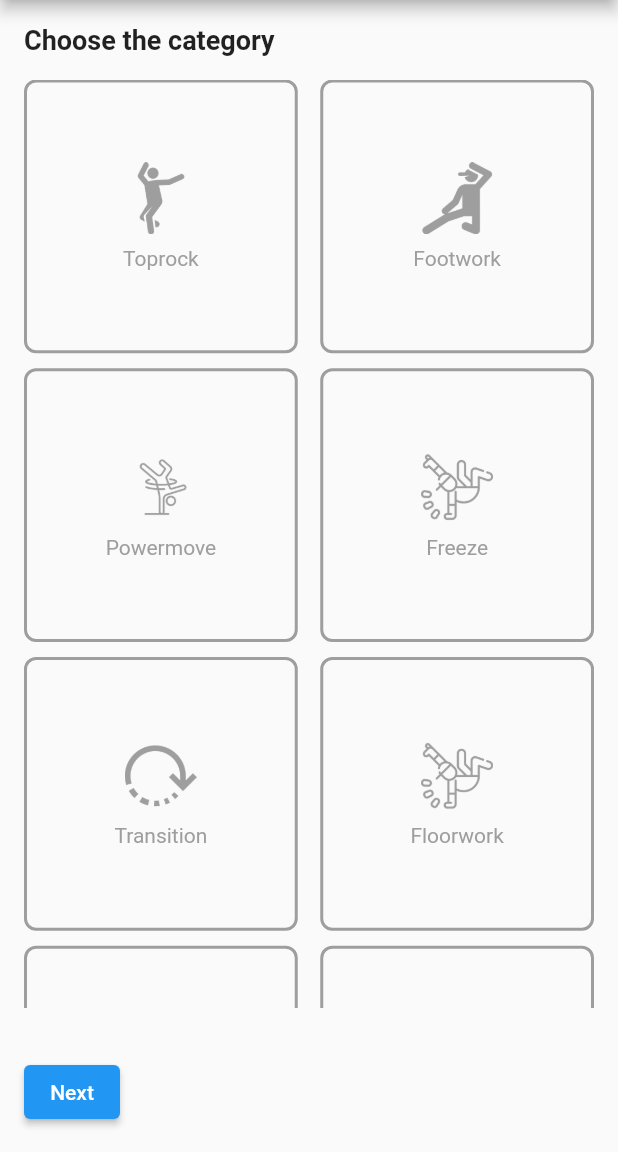
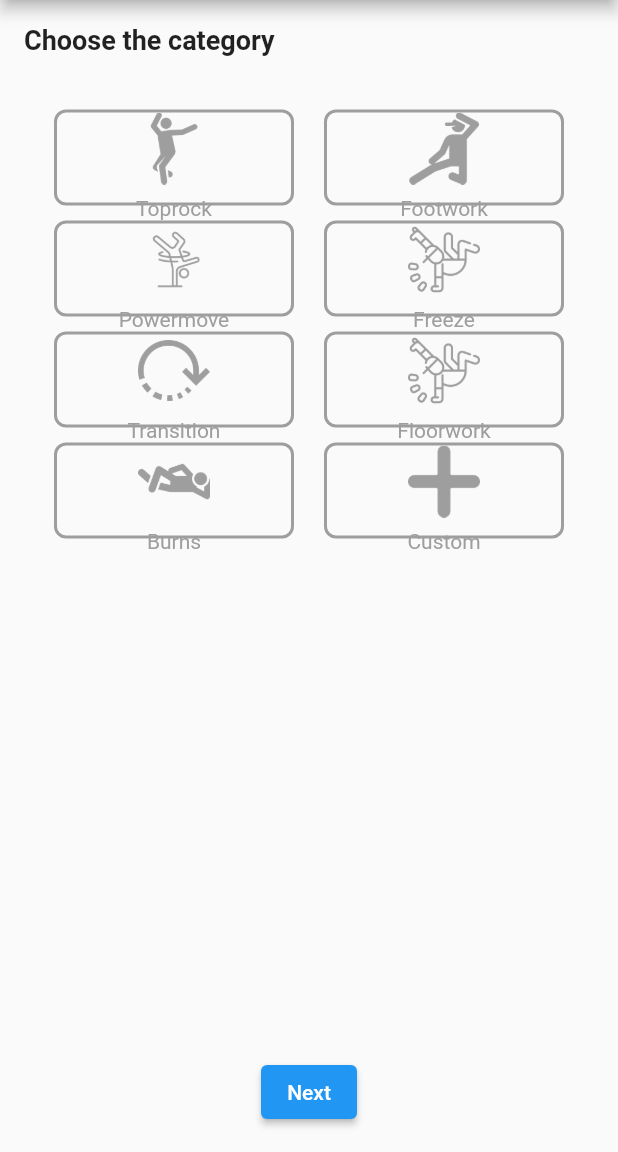
Before and after one commit to trungtran9/Flutter-Breaking-Note, a Flutter app: the screen it shows after launch, after a tap on the "add" icon, on a phone screen of 412 x 824 dp, the part 84-1236 px from its top. Run offline on Flutter 3.47's test engine with Material 2 defaults, Android fonts, the phone set to English and light mode, and no system bars; our stand-ins replace firebase_core, image_picker, shared_preferences, video_player; accounts and stored records are empty.

Commit message:
adjust move form layout

```diff
--- a/lib/main.dart
+++ b/lib/main.dart
@@ -9,10 +9,12 @@ Future<void> main() async {
   await Firebase.initializeApp(
     options: DefaultFirebaseOptions.currentPlatform,
   );
-  runApp(MyApp());
+  runApp(const MyApp());
 }
 
 class MyApp extends StatelessWidget {
+  const MyApp({super.key});
+
   @override
   Widget build(BuildContext context) {
     return MaterialApp(
@@ -26,6 +28,8 @@ class MyApp extends StatelessWidget {
 }
 
 class MainScreen extends StatefulWidget {
+  const MainScreen({super.key});
+
   @override
   _MainScreenState createState() => _MainScreenState();
 }
--- /dev/null
+++ b/lib/screens/move_category.dart
@@ -0,0 +1,104 @@
+import 'package:flutter/material.dart';
+
+class CategoryStep extends StatelessWidget {
+  final List<MoveCategory> categories;
+  final String selectedCategory;
+  final ValueChanged<String> onChanged;
+
+  CategoryStep({
+    required this.categories,
+    required this.selectedCategory,
+    required this.onChanged,
+  });
+
+  @override
+  Widget build(BuildContext context) {
+    final screenWidth = MediaQuery.of(context).size.width;
+    final screenHeight = MediaQuery.of(context).size.height;
+
+    final gridItemWidth = screenWidth / 2;
+
+    double aspectRatio = screenHeight / screenWidth;
+    return StepPage(
+      title: 'Choose the category',
+      child: GridView.builder(
+        primary: false,
+        padding: const EdgeInsets.all(20),
+        gridDelegate: const SliverGridDelegateWithFixedCrossAxisCount(
+            crossAxisCount: 2,
+            crossAxisSpacing: 20,
+            mainAxisSpacing: 10,
+            childAspectRatio: (1 / .4)),
+        itemCount: categories.length,
+        itemBuilder: (context, index) {
+          final isSelected = categories[index].name == selectedCategory;
+          return GestureDetector(
+            onTap: () {
+              onChanged(categories[index].name);
+            },
+            child: Container(
+              height: gridItemWidth *
+                  aspectRatio, // Adjust height based on aspect ratio
+              width: gridItemWidth,
+              decoration: BoxDecoration(
+                border: Border.all(
+                  color: isSelected ? Colors.blue : Colors.grey,
+                  width: 2, // Border width
+                ),
+                borderRadius: BorderRadius.circular(8), // Rounded corners
+              ),
+              child: Column(
+                mainAxisAlignment: MainAxisAlignment.center,
+                children: [
+                  ImageIcon(
+                    AssetImage(categories[index].path),
+                    color: isSelected ? Colors.blue : Colors.grey,
+                    size: 48, // Increase the icon size
+                  ),
+                  const SizedBox(height: 8),
+                  Text(
+                    categories[index].name,
+                    style: TextStyle(
+                      color: isSelected ? Colors.blue : Colors.grey,
+                    ),
+                  ),
+                ],
+              ),
+            ),
+          );
+        },
+      ),
+    );
+  }
+}
+
+class StepPage extends StatelessWidget {
+  final String title;
+  final Widget child;
+
+  const StepPage({super.key, required this.title, required this.child});
+
+  @override
+  Widget build(BuildContext context) {
+    return Padding(
+      padding: const EdgeInsets.all(16.0),
+      child: Column(
+        crossAxisAlignment: CrossAxisAlignment.start,
+        children: [
+          Text(title,
+              style:
+                  const TextStyle(fontSize: 18, fontWeight: FontWeight.bold)),
+          const SizedBox(height: 16),
+          Expanded(child: child),
+        ],
+      ),
+    );
+  }
+}
+
+class MoveCategory {
+  final String name;
+  final String path;
+
+  MoveCategory({required this.name, required this.path});
+}
--- a/lib/screens/move_form_page.dart
+++ b/lib/screens/move_form_page.dart
@@ -1,10 +1,10 @@
 import 'dart:async';
 
+import 'package:firstapp/screens/move_category.dart';
 import 'package:flutter/material.dart';
 import 'package:image_picker/image_picker.dart';
 
 import '../models/breakdance_move.dart';
-import '../utils/shared_preference_helper.dart';
 import 'move_detail.dart';
 
 class MoveFormPage extends StatefulWidget {
@@ -14,10 +14,10 @@ class MoveFormPage extends StatefulWidget {
   MoveFormPage({required this.moves, required this.onSave});
 
   @override
-  _MoveFormPageState createState() => _MoveFormPageState();
+  MoveFormPageState createState() => MoveFormPageState();
 }
 
-class _MoveFormPageState extends State<MoveFormPage> {
+class MoveFormPageState extends State<MoveFormPage> {
   final PageController _pageController = PageController();
   int _currentPage = 0;
   final StreamController<XFile?> _imageStreamController =
@@ -116,7 +116,7 @@ class _MoveFormPageState extends State<MoveFormPage> {
           Padding(
             padding: const EdgeInsets.all(16.0),
             child: Row(
-              mainAxisAlignment: MainAxisAlignment.spaceBetween,
+              mainAxisAlignment: MainAxisAlignment.spaceEvenly,
               children: [
                 if (_currentPage > 0)
                   ElevatedButton(
@@ -136,12 +136,12 @@ class _MoveFormPageState extends State<MoveFormPage> {
                         curve: Curves.easeInOut,
                       );
                     },
-                    child: Text('Next'),
+                    child: const Text('Next'),
                   ),
                 if (_currentPage == 1)
                   ElevatedButton(
                     onPressed: _saveMove,
-                    child: Text('Save'),
+                    child: const Text('Save'),
                   ),
               ],
             ),
@@ -151,95 +151,3 @@ class _MoveFormPageState extends State<MoveFormPage> {
     );
   }
 }
-
-class CategoryStep extends StatelessWidget {
-  final List<MoveCategory> categories;
-  final String selectedCategory;
-  final ValueChanged<String> onChanged;
-
-  CategoryStep({
-    required this.categories,
-    required this.selectedCategory,
-    required this.onChanged,
-  });
-
-  @override
-  Widget build(BuildContext context) {
-    return StepPage(
-      title: 'Choose the category',
-      child: GridView.builder(
-        gridDelegate: const SliverGridDelegateWithFixedCrossAxisCount(
-          crossAxisCount: 2,
-          crossAxisSpacing: 15, // Add spacing between categories
-          mainAxisSpacing: 10,
-        ),
-        itemCount: categories.length,
-        itemBuilder: (context, index) {
-          final isSelected = categories[index].name == selectedCategory;
-
-          return GestureDetector(
-            onTap: () {
-              onChanged(categories[index].name);
-            },
-            child: Container(
-              decoration: BoxDecoration(
-                border: Border.all(
-                  color: isSelected ? Colors.blue : Colors.grey,
-                  width: 2, // Border width
-                ),
-                borderRadius: BorderRadius.circular(8), // Rounded corners
-              ),
-              child: Column(
-                mainAxisAlignment: MainAxisAlignment.center,
-                children: [
-                  ImageIcon(
-                    AssetImage(categories[index].path),
-                    color: isSelected ? Colors.blue : Colors.grey,
-                    size: 48, // Increase the icon size
-                  ),
-                  SizedBox(height: 8),
-                  Text(
-                    categories[index].name,
-                    style: TextStyle(
-                      color: isSelected ? Colors.blue : Colors.grey,
-                    ),
-                  ),
-                ],
-              ),
-            ),
-          );
-        },
-      ),
-    );
-  }
-}
-
-class StepPage extends StatelessWidget {
-  final String title;
-  final Widget child;
-
-  StepPage({required this.title, required this.child});
-
-  @override
-  Widget build(BuildContext context) {
-    return Padding(
-      padding: const EdgeInsets.all(16.0),
-      child: Column(
-        crossAxisAlignment: CrossAxisAlignment.start,
-        children: [
-          Text(title,
-              style: TextStyle(fontSize: 18, fontWeight: FontWeight.bold)),
-          SizedBox(height: 16),
-          Expanded(child: child),
-        ],
-      ),
-    );
-  }
-}
-
-class MoveCategory {
-  final String name;
-  final String path;
-
-  MoveCategory({required this.name, required this.path});
-}
```
Also changed, not shown: lib/screens/move_detail.dart (+63 -22 lines), 2 other files.
